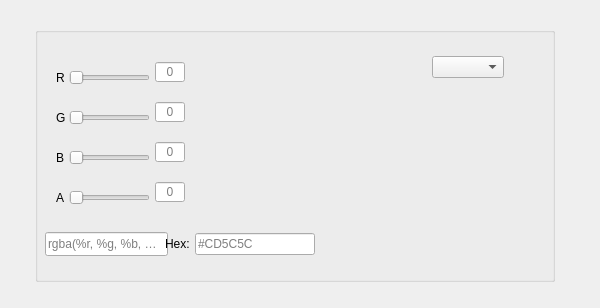
The window that include/mainwindow.ui (Mez0ry/UltimateColorPicker) describes before a commit, drawn with Qt 5.
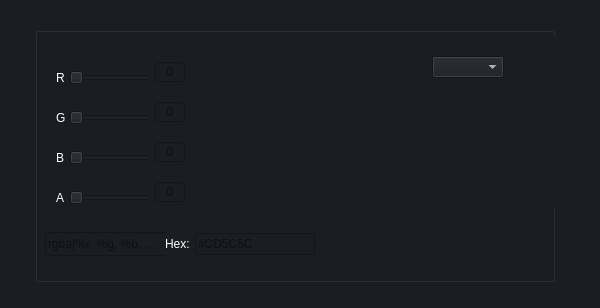
The same window after the commit.

What changed in the file:
```diff
--- a/include/mainwindow.ui
+++ b/include/mainwindow.ui
@@ -28,6 +28,9 @@
   <property name="windowTitle">
    <string>Ultimate Color Picker</string>
   </property>
+  <property name="styleSheet">
+   <string notr="true">background-color: #1B1D23;</string>
+  </property>
   <widget class="QWidget" name="centralwidget">
    <property name="enabled">
     <bool>true</bool>
@@ -125,6 +128,9 @@
               <verstretch>0</verstretch>
              </sizepolicy>
             </property>
+            <property name="styleSheet">
+             <string notr="true">color: white;</string>
+            </property>
             <property name="text">
              <string>G</string>
             </property>
@@ -222,6 +228,9 @@
               <verstretch>0</verstretch>
              </sizepolicy>
             </property>
+            <property name="styleSheet">
+             <string notr="true">color: white;</string>
+            </property>
             <property name="text">
              <string>B</string>
             </property>
@@ -310,6 +319,9 @@
               <verstretch>0</verstretch>
              </sizepolicy>
             </property>
+            <property name="styleSheet">
+             <string notr="true">color: white;</string>
+            </property>
             <property name="text">
              <string>R</string>
             </property>
@@ -395,6 +407,9 @@
               <verstretch>0</verstretch>
              </sizepolicy>
             </property>
+            <property name="styleSheet">
+             <string notr="true">color: white;</string>
+            </property>
             <property name="text">
              <string>A</string>
             </property>
@@ -548,6 +563,9 @@
                <height>30</height>
               </size>
              </property>
+             <property name="styleSheet">
+              <string notr="true">color: white;</string>
+             </property>
              <property name="text">
               <string>Hex: </string>
              </property>
@@ -814,9 +832,15 @@
               <pointsize>8</pointsize>
              </font>
             </property>
+            <property name="styleSheet">
+             <string notr="true">color: white;</string>
+            </property>
             <property name="sizeAdjustPolicy">
              <enum>QComboBox::SizeAdjustPolicy::AdjustToContents</enum>
             </property>
+            <property name="placeholderText">
+             <string/>
+            </property>
            </widget>
            <widget class="QWidget" name="gridLayoutWidget">
             <property name="geometry">
```
